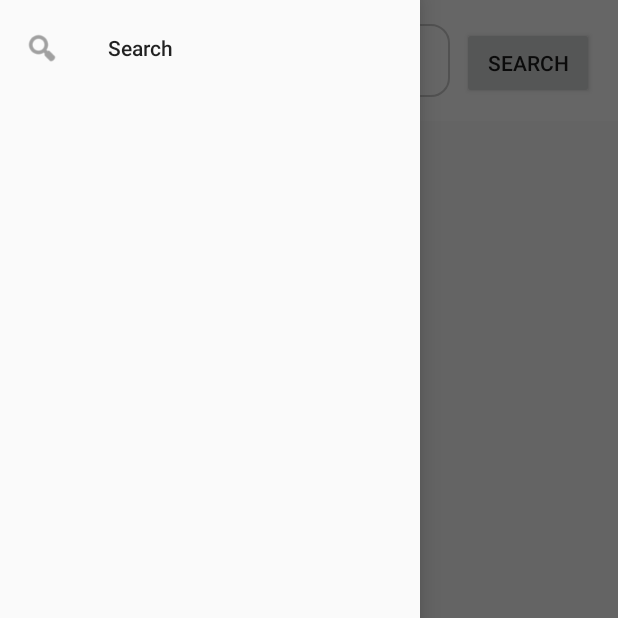
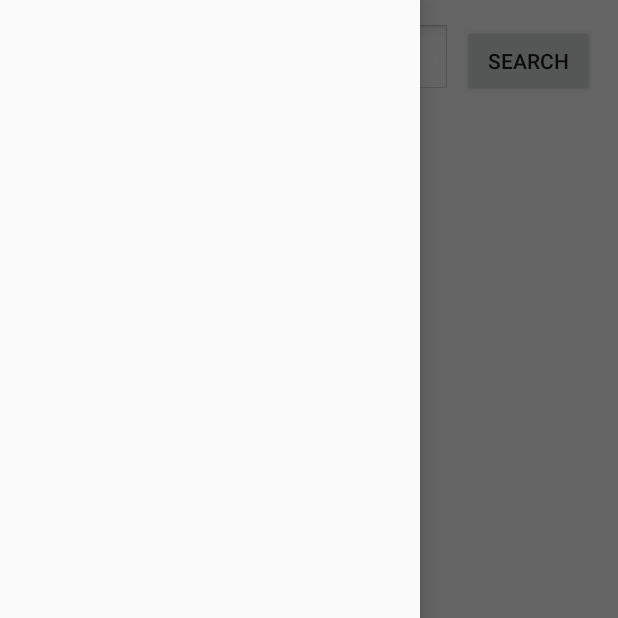
Before and after one commit to dhanpat/anutestFix, an Android app: the screen it shows after launch (MainActivity), with the side drawer open, on a phone screen of 412 x 824 dp, the top half of it. Run offline under Robolectric (Android 15) with nearby library versions, the phone set to English and light mode, and no system bars; libraries missing offline, so code that uses them is left out: com.google.genai.types.

Commit message:
Update activity_main.xml

```diff
--- a/app/src/main/res/layout/activity_main.xml
+++ b/app/src/main/res/layout/activity_main.xml
@@ -6,21 +6,17 @@
     android:layout_height="match_parent">
 
     <!-- Main content -->
-    <androidx.constraintlayout.widget.ConstraintLayout
+    <LinearLayout
         android:layout_width="match_parent"
-        android:layout_height="match_parent">
+        android:layout_height="match_parent"
+        android:orientation="vertical"
+        android:padding="16dp">
 
-        <!-- Input and search button fixed at top -->
+        <!-- Input and search button -->
         <LinearLayout
-            android:id="@+id/searchContainer"
-            android:layout_width="0dp"
+            android:layout_width="match_parent"
             android:layout_height="wrap_content"
-            android:orientation="horizontal"
-            android:padding="16dp"
-            android:background="?attr/colorSurface"
-            app:layout_constraintTop_toTopOf="parent"
-            app:layout_constraintStart_toStartOf="parent"
-            app:layout_constraintEnd_toEndOf="parent">
+            android:orientation="horizontal">
 
             <EditText
                 android:id="@+id/etInput"
@@ -29,7 +25,8 @@
                 android:layout_weight="1"
                 android:hint="Enter word"
                 android:padding="12dp"
-                android:background="@drawable/edittext_bg"/>
+                android:background="@android:drawable/edit_text"
+                android:textSize="16sp" />
 
             <Button
                 android:id="@+id/btnSearch"
@@ -39,45 +36,38 @@
                 android:layout_marginStart="8dp"/>
         </LinearLayout>
 
+        <!-- Progress bar -->
+        <ProgressBar
+            android:id="@+id/progressBar"
+            android:layout_width="wrap_content"
+            android:layout_height="wrap_content"
+            android:layout_gravity="center_horizontal"
+            android:visibility="gone"
+            android:indeterminate="true"
+            android:layout_marginTop="16dp"
+            android:layout_marginBottom="16dp"/>
+
         <!-- Scrollable results -->
         <ScrollView
-            android:id="@+id/scrollView"
-            android:layout_width="0dp"
+            android:layout_width="match_parent"
             android:layout_height="0dp"
-            app:layout_constraintTop_toBottomOf="@id/searchContainer"
-            app:layout_constraintBottom_toBottomOf="parent"
-            app:layout_constraintStart_toStartOf="parent"
-            app:layout_constraintEnd_toEndOf="parent"
-            android:padding="16dp">
+            android:layout_weight="1">
 
             <LinearLayout
                 android:id="@+id/resultContainer"
-                android:orientation="vertical"
                 android:layout_width="match_parent"
-                android:layout_height="wrap_content">
-                <!-- Results will be added here dynamically -->
-            </LinearLayout>
+                android:layout_height="wrap_content"
+                android:orientation="vertical" />
         </ScrollView>
 
-        <!-- Loader -->
-        <ProgressBar
-            android:id="@+id/progressBar"
-            style="?android:attr/progressBarStyleLarge"
-            android:layout_width="wrap_content"
-            android:layout_height="wrap_content"
-            android:visibility="gone"
-            app:layout_constraintTop_toTopOf="parent"
-            app:layout_constraintBottom_toBottomOf="parent"
-            app:layout_constraintStart_toStartOf="parent"
-            app:layout_constraintEnd_toEndOf="parent"/>
-    </androidx.constraintlayout.widget.ConstraintLayout>
+    </LinearLayout>
 
-    <!-- Side menu -->
+    <!-- Drawer menu -->
     <com.google.android.material.navigation.NavigationView
         android:id="@+id/navigationView"
         android:layout_width="wrap_content"
         android:layout_height="match_parent"
         android:layout_gravity="start"
-        app:menu="@menu/drawer_menu" />
+        app:menu="@menu/nav_menu" />
 
 </androidx.drawerlayout.widget.DrawerLayout>
```
